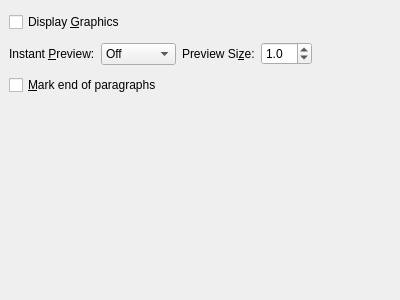
The window that src/frontends/qt4/ui/PrefDisplayUi.ui (rpavlik/lyx-lucid-backport) describes before a commit, drawn with Qt 5.
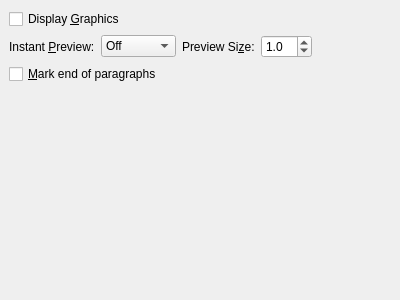
The same window after the commit.

```diff
--- a/src/frontends/qt4/ui/PrefDisplayUi.ui
+++ b/src/frontends/qt4/ui/PrefDisplayUi.ui
@@ -26,15 +26,15 @@
      </property>
     </widget>
    </item>
-   <item rowspan="3" row="0" column="4" >
+   <item rowspan="4" row="0" column="4" >
     <spacer>
      <property name="orientation" >
       <enum>Qt::Horizontal</enum>
      </property>
      <property name="sizeHint" >
       <size>
-       <width>67</width>
-       <height>88</height>
+       <width>57</width>
+       <height>20</height>
       </size>
      </property>
     </spacer>
```
